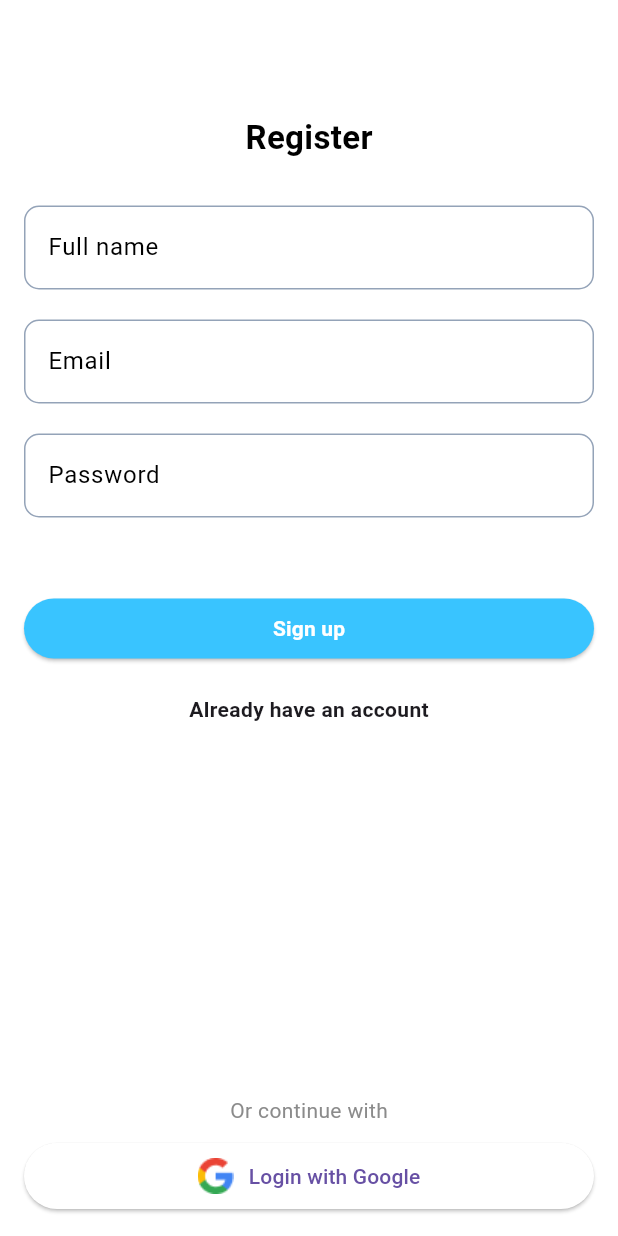
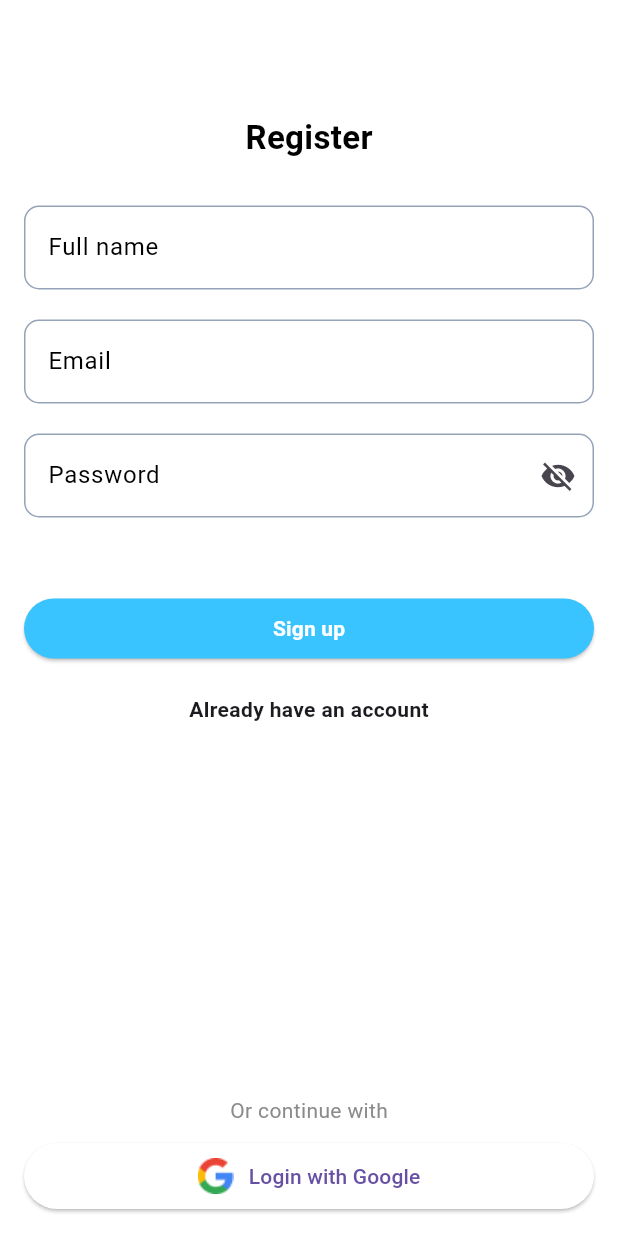
Before and after one commit to HasanShukurof/TravelApp, a Flutter app: the screen it shows after launch, after a tap on "Create a new account", on a phone screen of 412 x 824 dp. Run offline on Flutter 3.47's test engine with Material 3 defaults, Android fonts, the phone set to English and light mode, and no system bars; our stand-ins replace cloud_firestore, firebase_auth, firebase_core, google_sign_in, intl_phone_field, shared_preferences; accounts and stored records are empty.

Commit message:
Icon.visibility is added in password field

```diff
--- a/lib/screens/login_screen.dart
+++ b/lib/screens/login_screen.dart
@@ -17,6 +17,7 @@ class _LogInScreenState extends State<LogInScreen> {
 
   final AuthService _auth = AuthService();
   bool _isLoading = false;
+  bool _isPasswordVisible = false;
 
   void _showErrorDialog(String message) {
     showDialog(
@@ -83,7 +84,7 @@ class _LogInScreenState extends State<LogInScreen> {
                             TextField(
                               keyboardType: TextInputType.visiblePassword,
                               controller: _passwordController,
-                              obscureText: true,
+                              obscureText: !_isPasswordVisible,
                               decoration: InputDecoration(
                                 labelText: 'Password',
                                 labelStyle:
@@ -97,6 +98,19 @@ class _LogInScreenState extends State<LogInScreen> {
                                   borderRadius: BorderRadius.circular(10),
                                   borderSide: const BorderSide(
                                       color: Color(0xFF94A3B8)),
+                                ),
+                                suffixIcon: IconButton(
+                                  icon: Icon(
+                                    _isPasswordVisible
+                                        ? Icons.visibility
+                                        : Icons.visibility_off,
+                                  ),
+                                  onPressed: () {
+                                    setState(() {
+                                      _isPasswordVisible =
+                                          !_isPasswordVisible; // Şifre görünürlüğünü değiştirir
+                                    });
+                                  },
                                 ),
                               ),
                             ),
--- a/lib/screens/register_screen.dart
+++ b/lib/screens/register_screen.dart
@@ -18,6 +18,9 @@ class _RegisterScreenState extends State<RegisterScreen> {
   final TextEditingController _passwordController = TextEditingController();
   final AuthService _auth = AuthService();
   final auth = FirebaseAuth.instance;
+  bool _isPasswordVisible =
+      false; // Şifrenin görünürlüğünü kontrol eden değişken
+
   // final _firestore = FirebaseFirestore.instance;
 
   // Future<void> signUp() async {
@@ -141,7 +144,8 @@ class _RegisterScreenState extends State<RegisterScreen> {
                             TextField(
                               keyboardType: TextInputType.visiblePassword,
                               controller: _passwordController,
-                              obscureText: true,
+                              obscureText:
+                                  !_isPasswordVisible, // Şifre gizli mi, değil mi?,
                               decoration: InputDecoration(
                                 labelText: 'Password',
                                 labelStyle:
@@ -156,6 +160,19 @@ class _RegisterScreenState extends State<RegisterScreen> {
                                   borderRadius: BorderRadius.circular(10),
                                   borderSide: const BorderSide(
                                       color: Color(0xFF94A3B8)),
+                                ),
+                                suffixIcon: IconButton(
+                                  icon: Icon(
+                                    _isPasswordVisible
+                                        ? Icons.visibility
+                                        : Icons.visibility_off,
+                                  ),
+                                  onPressed: () {
+                                    setState(() {
+                                      _isPasswordVisible =
+                                          !_isPasswordVisible; // Değeri tersine çevirir
+                                    });
+                                  },
                                 ),
                               ),
                             ),
```
